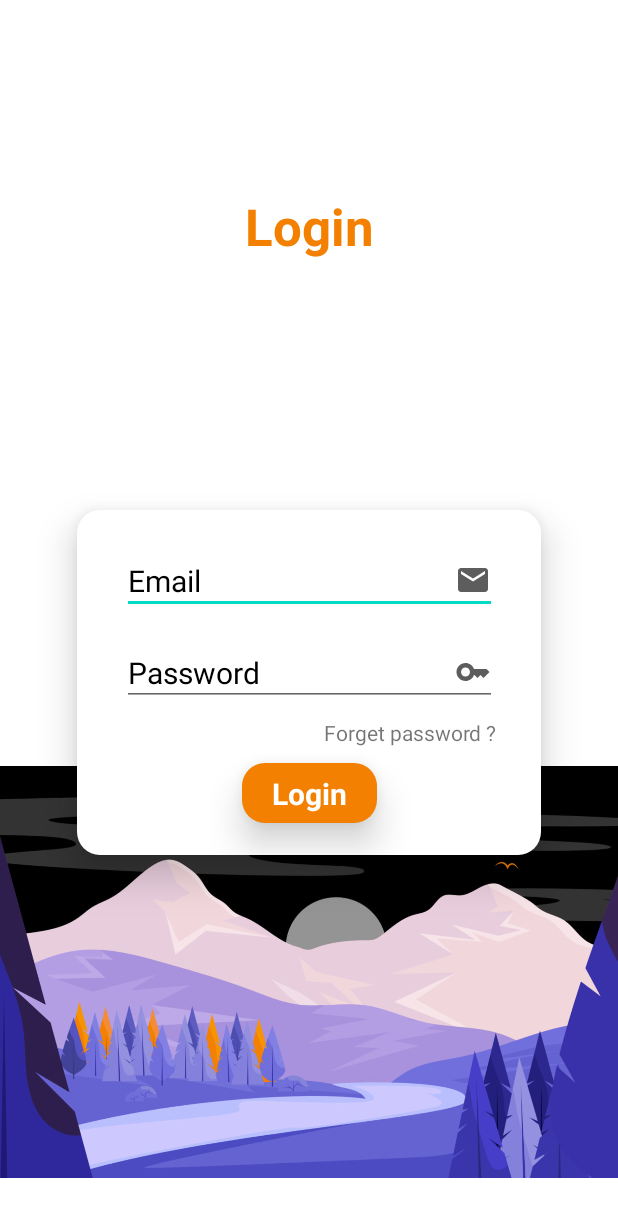
After one commit to SureIte/Travel-App, an Android app: the layout activity_login.xml on its own in the app's theme, with its tools: preview values and no code run, on a phone screen of 412 x 824 dp. The commit adds this screen. Shown: the top 1217 px of the screen. Run offline under Robolectric (Android 15) with nearby library versions, the light colour scheme and no system bars.

Commit message:
add new activity login

```diff
--- a/app/src/main/java/kh/edu/rupp/ite/mytravel/MainActivity.java
+++ b/app/src/main/java/kh/edu/rupp/ite/mytravel/MainActivity.java
@@ -9,6 +9,6 @@ public class MainActivity extends AppCompatActivity {
     @Override
     protected void onCreate(Bundle savedInstanceState) {
         super.onCreate(savedInstanceState);
-        setContentView(R.layout.activity_home);
+        setContentView(R.layout.activity_login);
     }
 }
--- /dev/null
+++ b/app/src/main/res/drawable/baseline_email_24.xml
@@ -0,0 +1,5 @@
+<vector android:height="24dp" android:tint="#5D5D5D"
+    android:viewportHeight="24" android:viewportWidth="24"
+    android:width="24dp" xmlns:android="http://schemas.android.com/apk/res/android">
+    <path android:fillColor="@android:color/white" android:pathData="M20,4L4,4c-1.1,0 -1.99,0.9 -1.99,2L2,18c0,1.1 0.9,2 2,2h16c1.1,0 2,-0.9 2,-2L22,6c0,-1.1 -0.9,-2 -2,-2zM20,8l-8,5 -8,-5L4,6l8,5 8,-5v2z"/>
+</vector>
--- /dev/null
+++ b/app/src/main/res/drawable/baseline_key_24.xml
@@ -0,0 +1,5 @@
+<vector android:height="24dp" android:tint="#5D5D5D"
+    android:viewportHeight="24" android:viewportWidth="24"
+    android:width="24dp" xmlns:android="http://schemas.android.com/apk/res/android">
+    <path android:fillColor="@android:color/white" android:pathData="M21,10h-8.35C11.83,7.67 9.61,6 7,6c-3.31,0 -6,2.69 -6,6s2.69,6 6,6c2.61,0 4.83,-1.67 5.65,-4H13l2,2l2,-2l2,2l4,-4.04L21,10zM7,15c-1.65,0 -3,-1.35 -3,-3c0,-1.65 1.35,-3 3,-3s3,1.35 3,3C10,13.65 8.65,15 7,15z"/>
+</vector>
--- /dev/null
+++ b/app/src/main/res/drawable/bg_sign_up.xml
@@ -0,0 +1,9 @@
+<?xml version="1.0" encoding="utf-8"?>
+<selector xmlns:android="http://schemas.android.com/apk/res/android">
+    <item>
+        <shape android:shape="rectangle">
+            <solid android:color="#F38000"></solid>
+            <corners android:radius="15dp"/>
+        </shape>
+    </item>
+</selector>
--- /dev/null
+++ b/app/src/main/res/layout/activity_login.xml
@@ -0,0 +1,144 @@
+<?xml version="1.0" encoding="utf-8"?>
+<androidx.constraintlayout.widget.ConstraintLayout xmlns:android="http://schemas.android.com/apk/res/android"
+    xmlns:app="http://schemas.android.com/apk/res-auto"
+    xmlns:tools="http://schemas.android.com/tools"
+    android:layout_width="match_parent"
+    android:layout_height="match_parent">
+
+    <ImageView
+        android:id="@+id/imageView3"
+        android:layout_width="wrap_content"
+        android:layout_height="wrap_content"
+        android:layout_marginTop="236dp"
+        app:layout_constraintEnd_toEndOf="parent"
+        app:layout_constraintHorizontal_bias="0.0"
+        app:layout_constraintStart_toStartOf="parent"
+        app:layout_constraintTop_toTopOf="parent"
+        app:srcCompat="@drawable/photo_background" />
+
+    <TextView
+        android:id="@+id/textView2"
+        android:layout_width="wrap_content"
+        android:layout_height="wrap_content"
+        android:layout_marginTop="128dp"
+        android:text="@string/Login"
+        android:textColor="@color/yellow"
+        android:textSize="34sp"
+        android:textStyle="bold"
+        app:layout_constraintEnd_toEndOf="parent"
+        app:layout_constraintStart_toStartOf="parent"
+        app:layout_constraintTop_toTopOf="parent" />
+
+    <androidx.constraintlayout.widget.ConstraintLayout
+        android:layout_width="309dp"
+        android:layout_height="230dp"
+        android:background="@drawable/radius_login"
+        android:elevation="15dp"
+        app:layout_constraintBottom_toBottomOf="parent"
+        app:layout_constraintEnd_toEndOf="parent"
+        app:layout_constraintStart_toStartOf="parent"
+        app:layout_constraintTop_toTopOf="parent"
+        app:layout_constraintVertical_bias="0.572">
+
+        <EditText
+            android:id="@+id/editTextTextEmailAddress"
+            android:layout_width="250dp"
+            android:layout_height="wrap_content"
+            android:layout_marginTop="24dp"
+            android:ems="10"
+            android:inputType="textEmailAddress"
+            app:layout_constraintEnd_toEndOf="parent"
+            app:layout_constraintStart_toStartOf="parent"
+            app:layout_constraintTop_toTopOf="parent" />
+
+        <TextView
+            android:id="@+id/textView3"
+            android:layout_width="wrap_content"
+            android:layout_height="wrap_content"
+            android:layout_marginStart="4dp"
+            android:text="@string/Email"
+            android:textColor="@color/black"
+            android:textSize="20sp"
+            app:layout_constraintBottom_toBottomOf="@+id/editTextTextEmailAddress"
+            app:layout_constraintStart_toStartOf="@+id/editTextTextEmailAddress"
+            app:layout_constraintTop_toTopOf="@+id/editTextTextEmailAddress" />
+
+        <EditText
+            android:id="@+id/editTextTextPassword"
+            android:layout_width="250dp"
+            android:layout_height="wrap_content"
+            android:layout_marginTop="16dp"
+            android:ems="10"
+            android:inputType="textPassword"
+            app:layout_constraintEnd_toEndOf="parent"
+            app:layout_constraintStart_toStartOf="parent"
+            app:layout_constraintTop_toBottomOf="@+id/editTextTextEmailAddress" />
+
+        <TextView
+            android:id="@+id/textView7"
+            android:layout_width="wrap_content"
+            android:layout_height="wrap_content"
+            android:layout_marginStart="4dp"
+            android:text="@string/Password"
+            android:textColor="@color/black"
+            android:textSize="20sp"
+            app:layout_constraintBottom_toBottomOf="@+id/editTextTextPassword"
+            app:layout_constraintStart_toStartOf="@+id/editTextTextPassword"
+            app:layout_constraintTop_toTopOf="@+id/editTextTextPassword" />
+
+        <TextView
+            android:id="@+id/textView10"
+            android:layout_width="wrap_content"
+            android:layout_height="wrap_content"
+            android:layout_marginTop="8dp"
+            android:text="@string/Forget_password"
+            app:layout_constraintEnd_toEndOf="@+id/editTextTextPassword"
+            app:layout_constraintTop_toBottomOf="@+id/editTextTextPassword" />
+
+        <ImageView
+            android:id="@+id/imageView9"
+            android:layout_width="wrap_content"
+            android:layout_height="wrap_content"
+            android:layout_marginEnd="4dp"
+            app:layout_constraintBottom_toBottomOf="@+id/editTextTextEmailAddress"
+            app:layout_constraintEnd_toEndOf="@+id/editTextTextEmailAddress"
+            app:layout_constraintTop_toTopOf="@+id/editTextTextEmailAddress"
+            app:srcCompat="@drawable/baseline_email_24" />
+
+        <ImageView
+            android:id="@+id/imageView10"
+            android:layout_width="wrap_content"
+            android:layout_height="wrap_content"
+            android:layout_marginEnd="4dp"
+            app:layout_constraintBottom_toBottomOf="@+id/editTextTextPassword"
+            app:layout_constraintEnd_toEndOf="@+id/editTextTextPassword"
+            app:layout_constraintTop_toTopOf="@+id/editTextTextPassword"
+            app:srcCompat="@drawable/baseline_key_24" />
+
+        <androidx.constraintlayout.widget.ConstraintLayout
+            android:layout_width="90dp"
+            android:layout_height="40dp"
+            android:layout_marginTop="16dp"
+            android:background="@drawable/bg_sign_up"
+            android:elevation="15dp"
+            app:layout_constraintBottom_toBottomOf="parent"
+            app:layout_constraintEnd_toEndOf="@+id/editTextTextPassword"
+            app:layout_constraintStart_toStartOf="@+id/editTextTextPassword"
+            app:layout_constraintTop_toBottomOf="@+id/editTextTextPassword">
+
+            <TextView
+                android:id="@+id/textView11"
+                android:layout_width="wrap_content"
+                android:layout_height="wrap_content"
+                android:text="@string/Login"
+                android:textColor="@color/white"
+                android:textSize="20sp"
+                android:textStyle="bold"
+                app:layout_constraintBottom_toBottomOf="parent"
+                app:layout_constraintEnd_toEndOf="parent"
+                app:layout_constraintStart_toStartOf="parent"
+                app:layout_constraintTop_toTopOf="parent" />
+        </androidx.constraintlayout.widget.ConstraintLayout>
+
+    </androidx.constraintlayout.widget.ConstraintLayout>
+</androidx.constraintlayout.widget.ConstraintLayout>
```
Also changed, not shown: app/src/main/res/drawable/photo_background.jpg (added).
